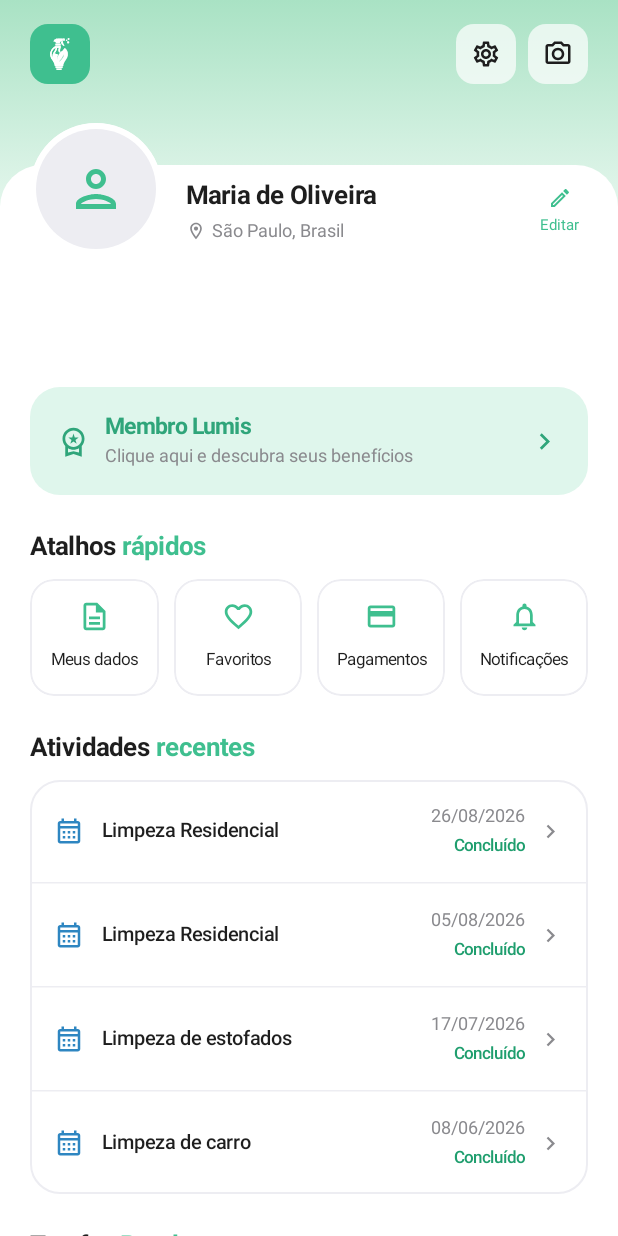
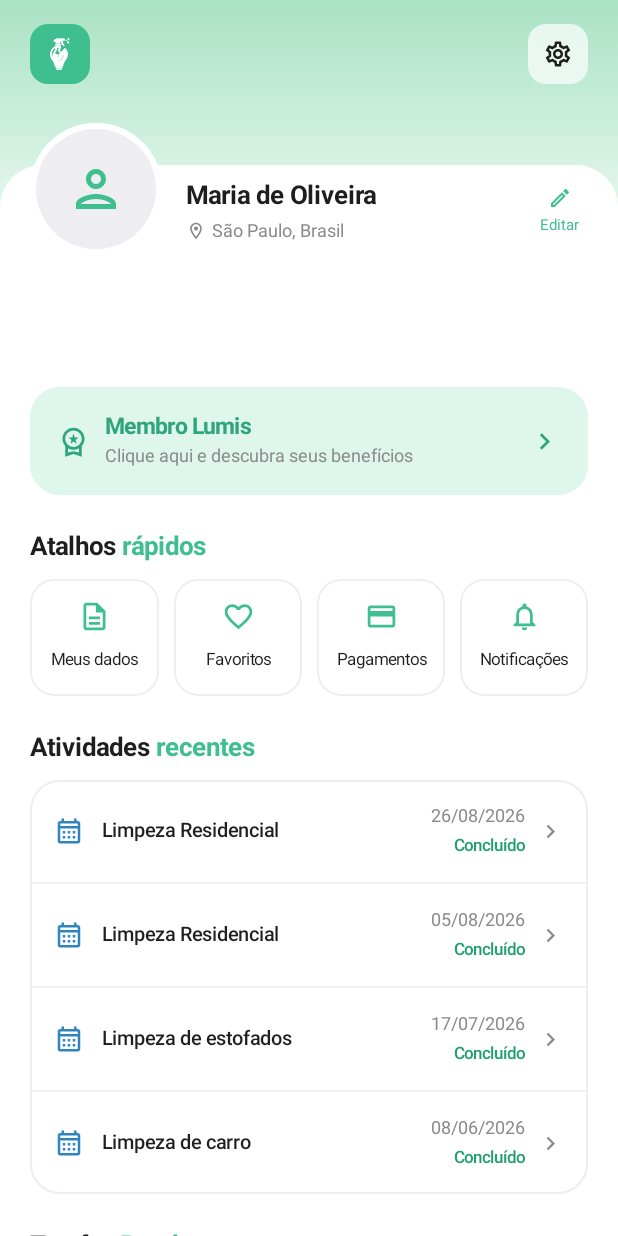
Before and after one commit to fagundessana/LumisApp, an Android app built with Jetpack Compose: the @Preview function UsuarioProfileScreenPreviewPhone, on a phone screen of 412 x 824 dp. Run offline under Robolectric (Android 15) with nearby library versions, the phone set to English and light mode, and no system bars.

Commit message:
Add banner capture and notification navigation
Add gallery and camera options for profile banners, wire the home notification button to its screen, and adjust profile editing and notification UI. Enable destructive Room migration fallback.

```diff
--- a/app/src/main/java/com/example/lumis/data/AppDatabase.kt
+++ b/app/src/main/java/com/example/lumis/data/AppDatabase.kt
@@ -54,7 +54,9 @@ abstract class AppDatabase : RoomDatabase() {
                     context.applicationContext,
                     AppDatabase::class.java,
                     "lumis_database"
-                ).addMigrations(MIGRATION_1_2, MIGRATION_2_3, MIGRATION_3_4, MIGRATION_4_5).build()
+                ).addMigrations(MIGRATION_1_2, MIGRATION_2_3, MIGRATION_3_4, MIGRATION_4_5)
+                    .fallbackToDestructiveMigration()
+                    .build()
 
                 INSTANCE = instance
 
--- a/app/src/main/java/com/example/lumis/view/MainScaffold.kt
+++ b/app/src/main/java/com/example/lumis/view/MainScaffold.kt
@@ -119,6 +119,7 @@ fun MainScaffold(
                         NavItem.HOME -> HomeScreen(
                             localizacao = usuario.localizacao,
                             onLocationClick = { irPara(LumisTela.EditarPerfil) },
+                            onNotificationClick = { irPara(LumisTela.Notificacoes) },
                             onSeeAllCategories = { irPara(LumisTela.Principal(NavItem.EXPLORAR)) },
                             onSeeAllServices = { irPara(LumisTela.Principal(NavItem.EXPLORAR)) },
                             onSeeAllRecommended = { irPara(LumisTela.Principal(NavItem.EXPLORAR)) },
--- a/app/src/main/java/com/example/lumis/view/screens/client_profile/UsuarioProfileScreen.kt
+++ b/app/src/main/java/com/example/lumis/view/screens/client_profile/UsuarioProfileScreen.kt
@@ -269,22 +269,7 @@ fun UsuarioHeaderSection(
                         )
                     }
 
-                    Box(
-                        modifier = Modifier
-                            .size(40.dp)
-                            .clip(RoundedCornerShape(12.dp))
-                            .background(ProfileColors.CardBackground.copy(alpha = 0.7f))
-                            .clickable { emBreve() },
-                        contentAlignment = Alignment.Center
-                    ) {
-                        Icon(
-                            imageVector = Icons.Outlined.PhotoCamera,
-                            contentDescription = "Alterar capa",
-                            tint = ProfileColors.TextPrimary,
-                            modifier = Modifier.size(20.dp)
-                        )
                     }
-                }
             }
         }
 
--- a/app/src/main/java/com/example/lumis/view/screens/home/HomeScreen.kt
+++ b/app/src/main/java/com/example/lumis/view/screens/home/HomeScreen.kt
@@ -33,6 +33,7 @@ fun HomeScreen(
     contentPadding: PaddingValues = PaddingValues(0.dp),
     localizacao: String = "",
     onLocationClick: () -> Unit = {},
+    onNotificationClick: () -> Unit = {},
     // Esses onClick com {} vazio são de propósito: o grupo liga eles depois.
     onSeeAllCategories: () -> Unit = {},
     onSeeAllServices: () -> Unit = {},
@@ -64,7 +65,8 @@ fun HomeScreen(
                     } else {
                         "Sua localização atual"
                     },
-                    onLocationClick = onLocationClick
+                    onLocationClick = onLocationClick,
+                    onNotificationClick = onNotificationClick
                 )
             }
             // 2. Banner verde da promoção "30% OFF"
```
Also changed, not shown: app/src/main/java/com/example/lumis/view/screens/home/components/TopLocationBar.kt (+2 -12 lines), app/src/main/java/com/example/lumis/view/screens/profile/EditarPerfilScreen.kt (+57 -2 lines).
